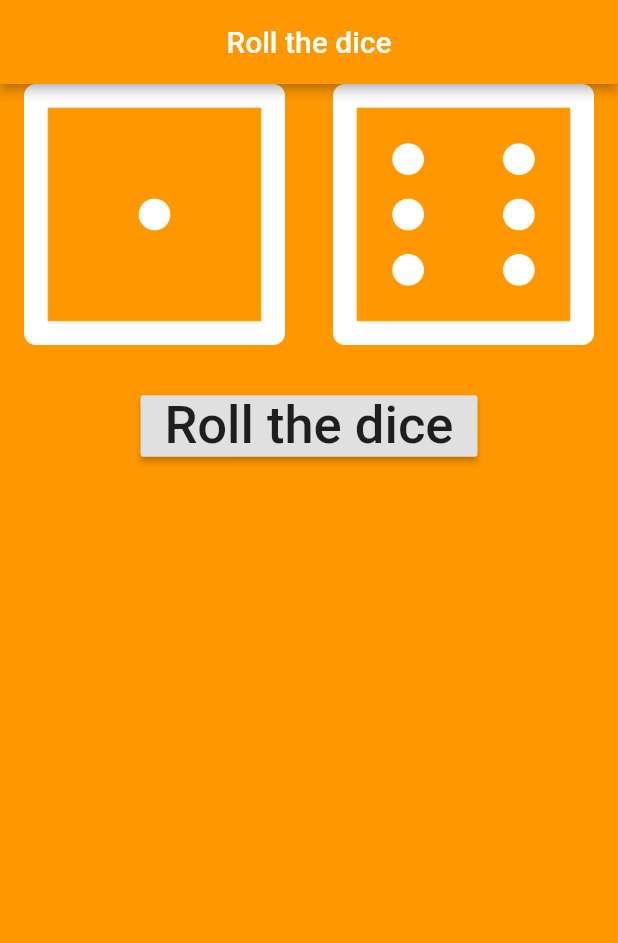
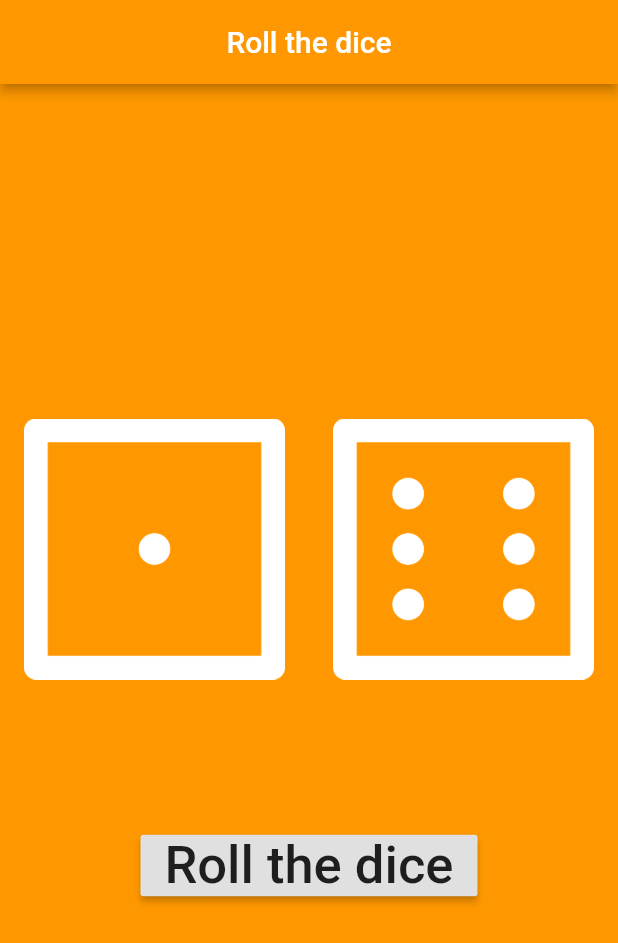
Before and after one commit to judexes/roll-the-dice, a Flutter app: the screen it shows after launch, on a phone screen of 412 x 824 dp. Shown: the top 943 px of the screen. Run offline on Flutter 3.47's test engine with Material 2 defaults, Android fonts, the phone set to English and light mode, and no system bars.

Commit message:
center align fixed

```diff
--- a/lib/main.dart
+++ b/lib/main.dart
@@ -34,8 +34,10 @@ class _DicePageState extends State<DicePage> {
   Widget build(BuildContext context) {
     return Center(
       child: Column(
+        mainAxisAlignment: MainAxisAlignment.center,
         children: <Widget>[
           Row(
+            mainAxisAlignment: MainAxisAlignment.center,
             children: <Widget>[
               Expanded(
                 child: FlatButton(
@@ -52,7 +54,7 @@ class _DicePageState extends State<DicePage> {
             ],
           ),
 
-          const SizedBox(height: 30),
+          const SizedBox(height: 100),
           RaisedButton(
             onPressed: () {
               setState(() {
```
